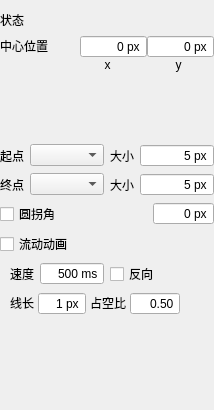
Before: the Qt Designer form plugins/lineplugin/linepropertyform.ui in lsyeei/dashboard, drawn with Qt 5.
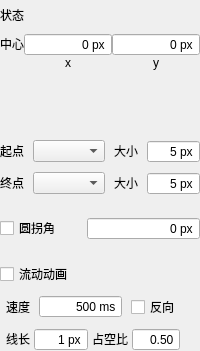
After: the same form once the commit is applied. Custom widgets are drawn as their Qt base class.

Diff of the .ui file:
```diff
--- a/plugins/lineplugin/linepropertyform.ui
+++ b/plugins/lineplugin/linepropertyform.ui
@@ -6,12 +6,12 @@
    <rect>
     <x>0</x>
     <y>0</y>
-    <width>214</width>
-    <height>410</height>
+    <width>200</width>
+    <height>351</height>
    </rect>
   </property>
   <property name="sizePolicy">
-   <sizepolicy hsizetype="Preferred" vsizetype="Fixed">
+   <sizepolicy hsizetype="Preferred" vsizetype="Minimum">
     <horstretch>0</horstretch>
     <verstretch>0</verstretch>
    </sizepolicy>
@@ -20,18 +20,33 @@
    <string>Form</string>
   </property>
   <layout class="QVBoxLayout" name="verticalLayout">
+   <property name="spacing">
+    <number>9</number>
+   </property>
+   <property name="sizeConstraint">
+    <enum>QLayout::SizeConstraint::SetMinimumSize</enum>
+   </property>
    <property name="leftMargin">
     <number>0</number>
    </property>
+   <property name="topMargin">
+    <number>6</number>
+   </property>
    <property name="rightMargin">
     <number>0</number>
    </property>
+   <property name="bottomMargin">
+    <number>0</number>
+   </property>
    <item>
     <layout class="QHBoxLayout" name="horizontalLayout_7">
+     <property name="sizeConstraint">
+      <enum>QLayout::SizeConstraint::SetMinimumSize</enum>
+     </property>
      <item>
       <widget class="QLabel" name="label_8">
        <property name="sizePolicy">
-        <sizepolicy hsizetype="Fixed" vsizetype="Preferred">
+        <sizepolicy hsizetype="Fixed" vsizetype="Fixed">
          <horstretch>0</horstretch>
          <verstretch>0</verstretch>
         </sizepolicy>
@@ -44,7 +59,7 @@
      <item>
       <widget class="BIComboBox" name="stateBox">
        <property name="sizePolicy">
-        <sizepolicy hsizetype="Ignored" vsizetype="Preferred">
+        <sizepolicy hsizetype="Preferred" vsizetype="Fixed">
          <horstretch>0</horstretch>
          <verstretch>0</verstretch>
         </sizepolicy>
@@ -53,18 +68,19 @@
      </item>
     </layout>
    </item>
-   <item>
-    <layout class="QHBoxLayout" name="horizontalLayout_10">
-     <property name="spacing">
-      <number>0</number>
-     </property>
      <item>
       <layout class="QVBoxLayout" name="verticalLayout_3">
        <property name="spacing">
         <number>0</number>
        </property>
+     <property name="sizeConstraint">
+      <enum>QLayout::SizeConstraint::SetMinimumSize</enum>
+     </property>
        <item>
         <layout class="QHBoxLayout" name="horizontalLayout_8">
+       <property name="sizeConstraint">
+        <enum>QLayout::SizeConstraint::SetMinimumSize</enum>
+       </property>
          <item>
           <widget class="QLabel" name="label_9">
            <property name="sizePolicy">
@@ -74,25 +90,18 @@
             </sizepolicy>
            </property>
            <property name="text">
-            <string>中心位置</string>
+          <string>中心</string>
            </property>
           </widget>
          </item>
-         <item>
-          <spacer name="verticalSpacer_2">
-           <property name="orientation">
-            <enum>Qt::Orientation::Horizontal</enum>
-           </property>
-           <property name="sizeHint" stdset="0">
-            <size>
-             <width>40</width>
-             <height>20</height>
-            </size>
-           </property>
-          </spacer>
-         </item>
          <item>
           <widget class="QSpinBox" name="centerX">
+         <property name="sizePolicy">
+          <sizepolicy hsizetype="Preferred" vsizetype="Fixed">
+           <horstretch>0</horstretch>
+           <verstretch>0</verstretch>
+          </sizepolicy>
+         </property>
            <property name="alignment">
             <set>Qt::AlignmentFlag::AlignRight|Qt::AlignmentFlag::AlignTrailing|Qt::AlignmentFlag::AlignVCenter</set>
            </property>
@@ -106,12 +115,18 @@
             <number>-99999</number>
            </property>
            <property name="maximum">
-            <number>999999</number>
+          <number>99999</number>
            </property>
           </widget>
          </item>
          <item>
           <widget class="QSpinBox" name="centerY">
+         <property name="sizePolicy">
+          <sizepolicy hsizetype="Preferred" vsizetype="Fixed">
+           <horstretch>0</horstretch>
+           <verstretch>0</verstretch>
+          </sizepolicy>
+         </property>
            <property name="alignment">
             <set>Qt::AlignmentFlag::AlignRight|Qt::AlignmentFlag::AlignTrailing|Qt::AlignmentFlag::AlignVCenter</set>
            </property>
@@ -131,7 +146,7 @@
             <number>-99999</number>
            </property>
            <property name="maximum">
-            <number>999999</number>
+          <number>99999</number>
            </property>
           </widget>
          </item>
@@ -139,6 +154,9 @@
        </item>
        <item>
         <layout class="QHBoxLayout" name="horizontalLayout_9">
+       <property name="sizeConstraint">
+        <enum>QLayout::SizeConstraint::SetMinimumSize</enum>
+       </property>
          <property name="topMargin">
           <number>0</number>
          </property>
@@ -155,20 +173,7 @@
            </property>
            <property name="sizeHint" stdset="0">
             <size>
-             <width>48</width>
-             <height>10</height>
-            </size>
-           </property>
-          </spacer>
-         </item>
-         <item>
-          <spacer name="horizontalSpacer_3">
-           <property name="orientation">
-            <enum>Qt::Orientation::Horizontal</enum>
-           </property>
-           <property name="sizeHint" stdset="0">
-            <size>
-             <width>40</width>
+           <width>24</width>
              <height>10</height>
             </size>
            </property>
@@ -177,14 +182,14 @@
          <item>
           <widget class="QLabel" name="label_10">
            <property name="sizePolicy">
-            <sizepolicy hsizetype="Minimum" vsizetype="Preferred">
+          <sizepolicy hsizetype="Preferred" vsizetype="Fixed">
              <horstretch>0</horstretch>
              <verstretch>0</verstretch>
             </sizepolicy>
            </property>
            <property name="minimumSize">
             <size>
-             <width>71</width>
+           <width>0</width>
              <height>0</height>
             </size>
            </property>
@@ -199,14 +204,14 @@
          <item>
           <widget class="QLabel" name="label_11">
            <property name="sizePolicy">
-            <sizepolicy hsizetype="Minimum" vsizetype="Preferred">
+          <sizepolicy hsizetype="Preferred" vsizetype="Fixed">
              <horstretch>0</horstretch>
              <verstretch>0</verstretch>
             </sizepolicy>
            </property>
            <property name="minimumSize">
             <size>
-             <width>71</width>
+           <width>0</width>
              <height>0</height>
             </size>
            </property>
@@ -222,12 +227,10 @@
        </item>
       </layout>
      </item>
-    </layout>
-   </item>
    <item>
     <widget class="LineProperty" name="linePen">
      <property name="sizePolicy">
-      <sizepolicy hsizetype="Ignored" vsizetype="Minimum">
+      <sizepolicy hsizetype="Preferred" vsizetype="Minimum">
        <horstretch>0</horstretch>
        <verstretch>0</verstretch>
       </sizepolicy>
@@ -235,13 +238,13 @@
      <property name="minimumSize">
       <size>
        <width>0</width>
-       <height>60</height>
+       <height>52</height>
       </size>
      </property>
      <property name="maximumSize">
       <size>
        <width>16777215</width>
-       <height>60</height>
+       <height>52</height>
       </size>
      </property>
      <property name="showLine">
@@ -251,10 +254,13 @@
    </item>
    <item>
     <layout class="QHBoxLayout" name="horizontalLayout">
+     <property name="sizeConstraint">
+      <enum>QLayout::SizeConstraint::SetMinimumSize</enum>
+     </property>
      <item>
       <widget class="QLabel" name="label">
        <property name="sizePolicy">
-        <sizepolicy hsizetype="Fixed" vsizetype="Preferred">
+        <sizepolicy hsizetype="Fixed" vsizetype="Fixed">
          <horstretch>0</horstretch>
          <verstretch>0</verstretch>
         </sizepolicy>
@@ -266,6 +272,18 @@
      </item>
      <item>
       <widget class="QComboBox" name="startTypeOptions">
+       <property name="sizePolicy">
+        <sizepolicy hsizetype="Preferred" vsizetype="Fixed">
+         <horstretch>0</horstretch>
+         <verstretch>0</verstretch>
+        </sizepolicy>
+       </property>
+       <property name="minimumSize">
+        <size>
+         <width>0</width>
+         <height>0</height>
+        </size>
+       </property>
        <property name="sizeAdjustPolicy">
         <enum>QComboBox::SizeAdjustPolicy::AdjustToContents</enum>
        </property>
@@ -280,7 +298,7 @@
      <item>
       <widget class="QLabel" name="label_3">
        <property name="sizePolicy">
-        <sizepolicy hsizetype="Fixed" vsizetype="Preferred">
+        <sizepolicy hsizetype="Fixed" vsizetype="Fixed">
          <horstretch>0</horstretch>
          <verstretch>0</verstretch>
         </sizepolicy>
@@ -292,6 +310,12 @@
      </item>
      <item>
       <widget class="QSpinBox" name="startSize">
+       <property name="sizePolicy">
+        <sizepolicy hsizetype="Ignored" vsizetype="Fixed">
+         <horstretch>0</horstretch>
+         <verstretch>0</verstretch>
+        </sizepolicy>
+       </property>
        <property name="alignment">
         <set>Qt::AlignmentFlag::AlignRight|Qt::AlignmentFlag::AlignTrailing|Qt::AlignmentFlag::AlignVCenter</set>
        </property>
@@ -313,10 +337,13 @@
    </item>
    <item>
     <layout class="QHBoxLayout" name="horizontalLayout_2">
+     <property name="sizeConstraint">
+      <enum>QLayout::SizeConstraint::SetMinimumSize</enum>
+     </property>
      <item>
       <widget class="QLabel" name="label_2">
        <property name="sizePolicy">
-        <sizepolicy hsizetype="Fixed" vsizetype="Preferred">
+        <sizepolicy hsizetype="Fixed" vsizetype="Fixed">
          <horstretch>0</horstretch>
          <verstretch>0</verstretch>
         </sizepolicy>
@@ -328,6 +355,18 @@
      </item>
      <item>
       <widget class="QComboBox" name="endTypeOptions">
+       <property name="sizePolicy">
+        <sizepolicy hsizetype="Preferred" vsizetype="Fixed">
+         <horstretch>0</horstretch>
+         <verstretch>0</verstretch>
+        </sizepolicy>
+       </property>
+       <property name="minimumSize">
+        <size>
+         <width>0</width>
+         <height>0</height>
+        </size>
+       </property>
        <property name="sizeAdjustPolicy">
         <enum>QComboBox::SizeAdjustPolicy::AdjustToContents</enum>
        </property>
@@ -342,7 +381,7 @@
      <item>
       <widget class="QLabel" name="label_4">
        <property name="sizePolicy">
-        <sizepolicy hsizetype="Fixed" vsizetype="Preferred">
+        <sizepolicy hsizetype="Fixed" vsizetype="Fixed">
          <horstretch>0</horstretch>
          <verstretch>0</verstretch>
         </sizepolicy>
@@ -354,6 +393,12 @@
      </item>
      <item>
       <widget class="QSpinBox" name="endSize">
+       <property name="sizePolicy">
+        <sizepolicy hsizetype="Ignored" vsizetype="Fixed">
+         <horstretch>0</horstretch>
+         <verstretch>0</verstretch>
+        </sizepolicy>
+       </property>
        <property name="alignment">
         <set>Qt::AlignmentFlag::AlignRight|Qt::AlignmentFlag::AlignTrailing|Qt::AlignmentFlag::AlignVCenter</set>
        </property>
@@ -376,12 +421,15 @@
    <item>
     <widget class="QWidget" name="corner" native="true">
      <property name="sizePolicy">
-      <sizepolicy hsizetype="Preferred" vsizetype="Fixed">
+      <sizepolicy hsizetype="Preferred" vsizetype="Minimum">
        <horstretch>0</horstretch>
        <verstretch>0</verstretch>
       </sizepolicy>
      </property>
      <layout class="QHBoxLayout" name="horizontalLayout_4">
+      <property name="sizeConstraint">
+       <enum>QLayout::SizeConstraint::SetMinimumSize</enum>
+      </property>
       <property name="leftMargin">
        <number>0</number>
       </property>
@@ -412,9 +460,12 @@
         <property name="orientation">
          <enum>Qt::Orientation::Horizontal</enum>
         </property>
+        <property name="sizeType">
+         <enum>QSizePolicy::Policy::Preferred</enum>
+        </property>
         <property name="sizeHint" stdset="0">
          <size>
-          <width>40</width>
+          <width>20</width>
           <height>20</height>
          </size>
         </property>
@@ -446,8 +497,6 @@
     </widget>
    </item>
    <item>
-    <layout class="QHBoxLayout" name="horizontalLayout_3">
-     <item>
       <widget class="QCheckBox" name="flowAnimation">
        <property name="sizePolicy">
         <sizepolicy hsizetype="Preferred" vsizetype="Fixed">
@@ -460,19 +509,23 @@
        </property>
       </widget>
      </item>
-    </layout>
-   </item>
    <item>
     <widget class="QWidget" name="animationParam" native="true">
      <property name="sizePolicy">
-      <sizepolicy hsizetype="Preferred" vsizetype="Fixed">
+      <sizepolicy hsizetype="Preferred" vsizetype="Minimum">
        <horstretch>0</horstretch>
        <verstretch>0</verstretch>
       </sizepolicy>
      </property>
      <layout class="QVBoxLayout" name="verticalLayout_2">
+      <property name="spacing">
+       <number>9</number>
+      </property>
+      <property name="sizeConstraint">
+       <enum>QLayout::SizeConstraint::SetMinimumSize</enum>
+      </property>
       <property name="leftMargin">
-       <number>10</number>
+       <number>6</number>
       </property>
       <property name="topMargin">
        <number>0</number>
@@ -485,10 +538,13 @@
       </property>
       <item>
        <layout class="QHBoxLayout" name="horizontalLayout_5">
+        <property name="sizeConstraint">
+         <enum>QLayout::SizeConstraint::SetMinimumSize</enum>
+        </property>
         <item>
          <widget class="QLabel" name="label_5">
           <property name="sizePolicy">
-           <sizepolicy hsizetype="Preferred" vsizetype="Fixed">
+           <sizepolicy hsizetype="Fixed" vsizetype="Fixed">
             <horstretch>0</horstretch>
             <verstretch>0</verstretch>
            </sizepolicy>
@@ -501,7 +557,7 @@
         <item>
          <widget class="QSpinBox" name="duration">
           <property name="sizePolicy">
-           <sizepolicy hsizetype="Minimum" vsizetype="Fixed">
+           <sizepolicy hsizetype="Preferred" vsizetype="Fixed">
             <horstretch>0</horstretch>
             <verstretch>0</verstretch>
            </sizepolicy>
@@ -534,6 +590,12 @@
         </item>
         <item>
          <widget class="QCheckBox" name="backward">
+          <property name="sizePolicy">
+           <sizepolicy hsizetype="Fixed" vsizetype="Fixed">
+            <horstretch>0</horstretch>
+            <verstretch>0</verstretch>
+           </sizepolicy>
+          </property>
           <property name="text">
            <string>反向</string>
           </property>
@@ -544,9 +606,12 @@
           <property name="orientation">
            <enum>Qt::Orientation::Horizontal</enum>
           </property>
+          <property name="sizeType">
+           <enum>QSizePolicy::Policy::Preferred</enum>
+          </property>
           <property name="sizeHint" stdset="0">
            <size>
-            <width>40</width>
+            <width>20</width>
             <height>20</height>
            </size>
           </property>
@@ -578,7 +643,7 @@
         <item>
          <widget class="QSpinBox" name="dashLen">
           <property name="sizePolicy">
-           <sizepolicy hsizetype="Maximum" vsizetype="Fixed">
+           <sizepolicy hsizetype="Preferred" vsizetype="Fixed">
             <horstretch>0</horstretch>
             <verstretch>0</verstretch>
            </sizepolicy>
@@ -616,14 +681,14 @@
         <item>
          <widget class="QDoubleSpinBox" name="dashRatio">
           <property name="sizePolicy">
-           <sizepolicy hsizetype="MinimumExpanding" vsizetype="Fixed">
+           <sizepolicy hsizetype="Preferred" vsizetype="Fixed">
             <horstretch>0</horstretch>
             <verstretch>0</verstretch>
            </sizepolicy>
           </property>
           <property name="minimumSize">
            <size>
-            <width>50</width>
+            <width>0</width>
             <height>0</height>
            </size>
           </property>
@@ -652,9 +717,12 @@
           <property name="orientation">
            <enum>Qt::Orientation::Horizontal</enum>
           </property>
+          <property name="sizeType">
+           <enum>QSizePolicy::Policy::Preferred</enum>
+          </property>
           <property name="sizeHint" stdset="0">
            <size>
-            <width>40</width>
+            <width>20</width>
             <height>20</height>
            </size>
           </property>
@@ -665,19 +733,6 @@
      </layout>
     </widget>
    </item>
-   <item>
-    <spacer name="verticalSpacer">
-     <property name="orientation">
-      <enum>Qt::Orientation::Vertical</enum>
-     </property>
-     <property name="sizeHint" stdset="0">
-      <size>
-       <width>20</width>
-       <height>40</height>
-      </size>
-     </property>
-    </spacer>
-   </item>
   </layout>
  </widget>
  <customwidgets>
```
Lines whose indentation alone changed are shown as unchanged.
